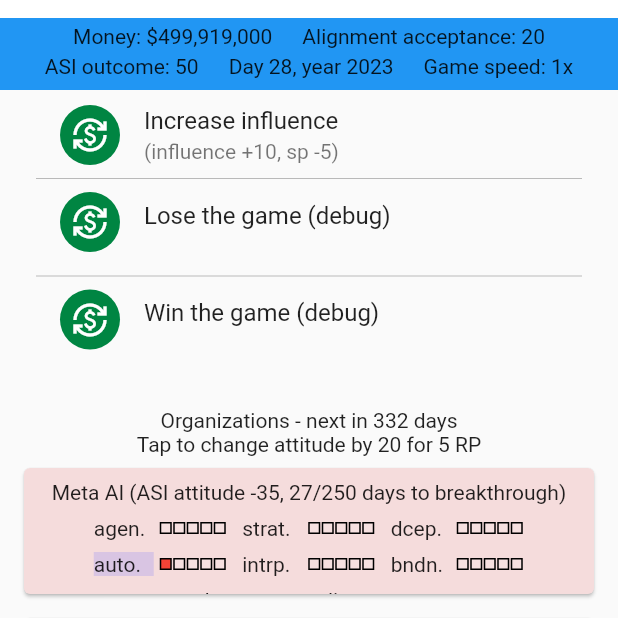
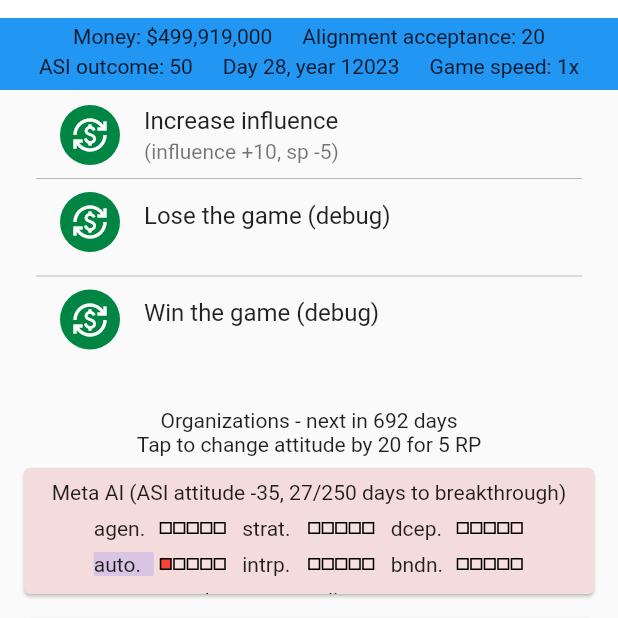
Before and after one commit to mmKALLL/alignment-is-hard, a Flutter app: the screen it shows after launch, scrolled down 515 dp, on a phone screen of 412 x 824 dp, the top half of it. Run offline on Flutter 3.47's test engine with Material 2 defaults, Android fonts, the phone set to English and light mode, and no system bars.

Commit message:
feat: add tracking of org cycle to game state

```diff
--- a/lib/components/resource_display.dart
+++ b/lib/components/resource_display.dart
@@ -88,6 +88,6 @@ class TimeDisplay extends StatelessWidget {
 
   @override
   Widget build(BuildContext context) {
-    return Text('Day ${day % 360}, year ${year + 2022}');
+    return Text('Day ${day % 360}, year 1${year + 2022}');
   }
 }
--- a/lib/logic/game_state.dart
+++ b/lib/logic/game_state.dart
@@ -11,6 +11,7 @@ enum Param {
   currentScreen,
   gameSpeed,
   resetGame,
+  day,
   money,
   trust,
   alignmentAcceptance,
@@ -104,6 +105,7 @@ class GameState {
   List<Upgrade>? upgradesToSelect;
 
   final int contractCycle = 360; // Number of days between contract auto-refreshes
+  int organizationCycle = 720; // Number of days between new organizations appearing
   late List<Contract> contracts;
 
   // Organization playerOrganization = Organization('Meta AI', -30, FeatureName.automation);
--- a/lib/views/organizations_view.dart
+++ b/lib/views/organizations_view.dart
@@ -20,7 +20,7 @@ class OrganizationsView extends StatelessWidget {
     return Center(
         child: Column(
       children: [
-        Text('Organizations - next in ${360 - (gs.turn % 360)} days'),
+        Text('Organizations - next in ${gs.organizationCycle - (gs.turn % gs.organizationCycle)} days'),
         Text(
             'Tap to change attitude by ${Constants.organizationAlignmentDispositionGain} for ${Constants.organizationAlignmentDispositionRpUse} RP'),
         ...organizationWidgets,
```
